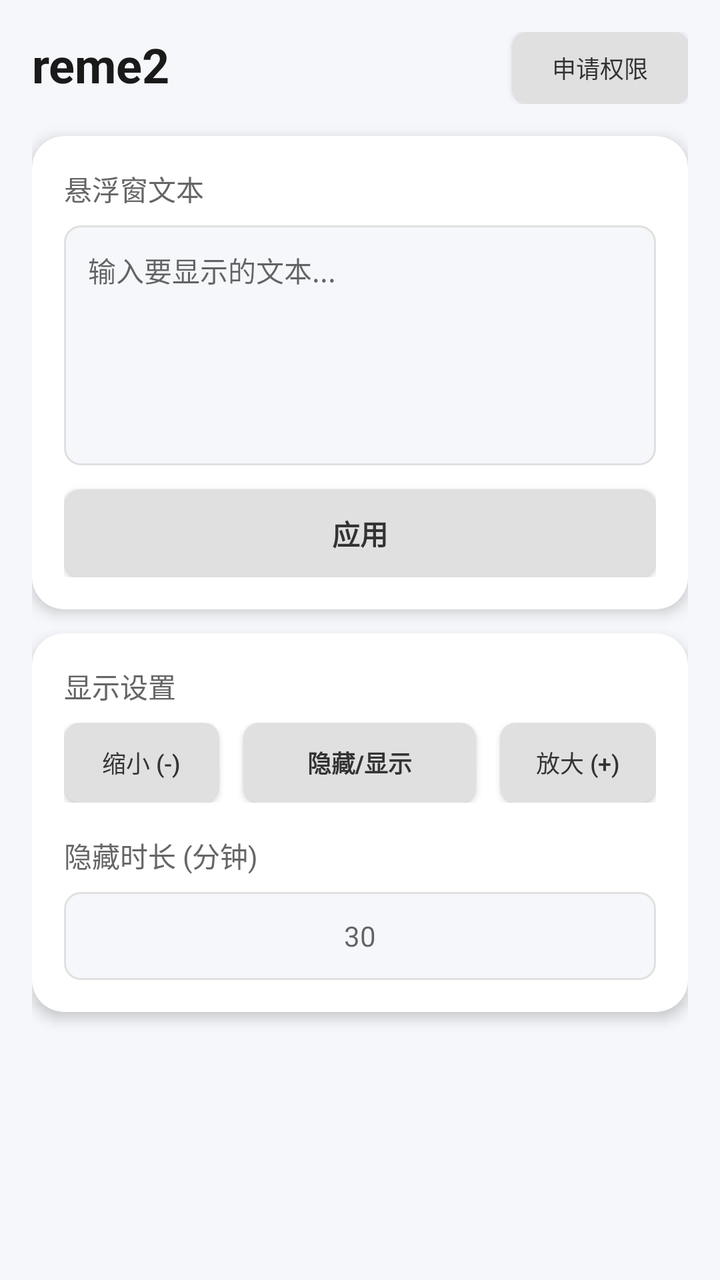
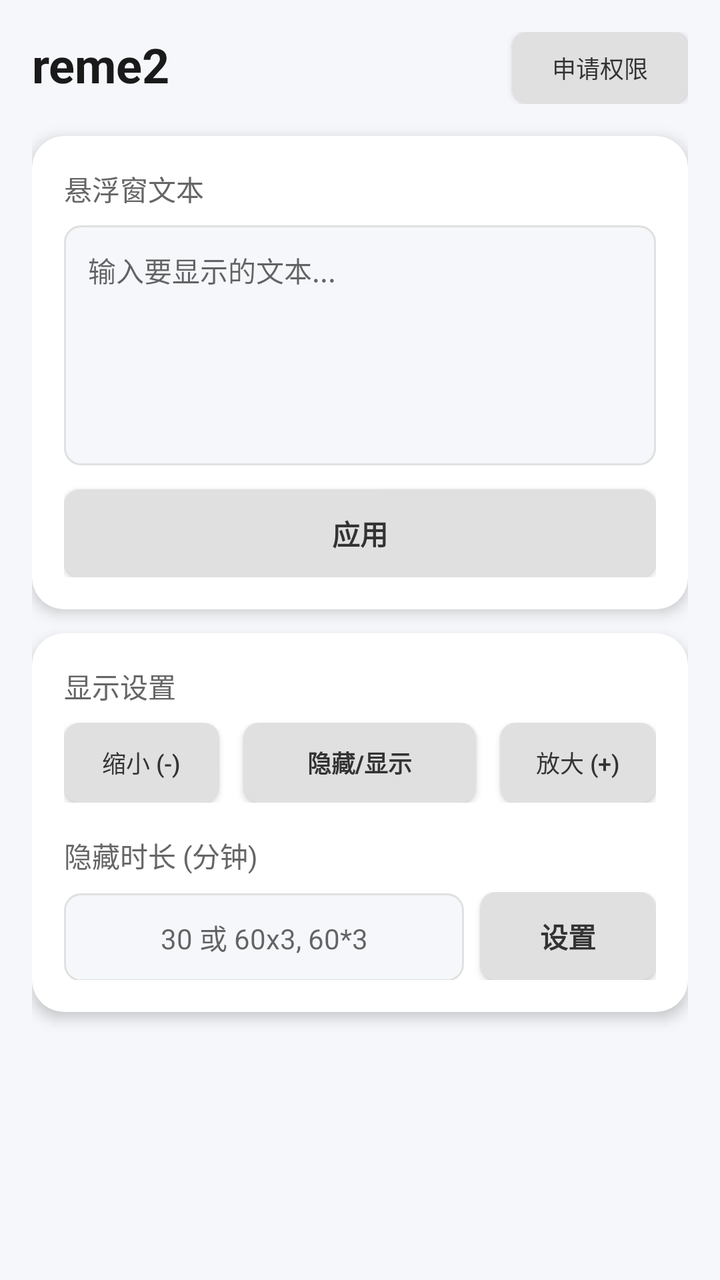

Two renders of the same Android screen: before a commit and after it. Below are the layout's source before the change and the commit's diff.
<!-- AndroidManifest.xml: application theme Theme.AppCompat.Light.NoActionBar -->
<!-- res/layout/main.xml -->
<?xml version="1.0" encoding="utf-8"?>
<LinearLayout xmlns:android="http://schemas.android.com/apk/res/android"
    android:layout_width="match_parent"
    android:layout_height="match_parent"
    android:orientation="vertical"
    android:background="#F5F7FA"
    android:padding="16dp">

    
    <RelativeLayout
        android:layout_width="match_parent"
        android:layout_height="wrap_content"
        android:layout_marginBottom="16dp">

        <TextView
            android:layout_width="wrap_content"
            android:layout_height="wrap_content"
            android:text="reme2"
            android:textSize="24sp"
            android:textStyle="bold"
            android:textColor="#1A1A1A" />

        <Button
            android:id="@+id/btn_optimize"
            android:layout_width="wrap_content"
            android:layout_height="36dp"
            android:layout_alignParentEnd="true"
            android:layout_centerVertical="true"
            android:text="申请权限"
            android:textSize="12sp"
            android:textColor="#333333"
            android:paddingHorizontal="12dp"
            android:background="@drawable/button_gray_background"
            android:elevation="2dp"
            android:stateListAnimator="@null" />
    </RelativeLayout>

    
    <androidx.cardview.widget.CardView
        xmlns:app="http://schemas.android.com/apk/res-auto"
        android:layout_width="match_parent"
        android:layout_height="wrap_content"
        app:cardCornerRadius="16dp"
        app:cardElevation="4dp"
        app:cardBackgroundColor="#FFFFFF"
        android:layout_marginBottom="12dp">

        <LinearLayout
            android:layout_width="match_parent"
            android:layout_height="wrap_content"
            android:orientation="vertical"
            android:padding="16dp">

            
            <TextView
                android:layout_width="wrap_content"
                android:layout_height="wrap_content"
                android:text="悬浮窗文本"
                android:textSize="14sp"
                android:textColor="#666666"
                android:layout_marginBottom="8dp" />

            <EditText
                android:id="@+id/et_config_text"
                android:layout_width="match_parent"
                android:layout_height="120dp"
                android:hint="输入要显示的文本..."
                android:gravity="top|start"
                android:padding="12dp"
                android:background="@drawable/edit_text_background"
                android:textSize="14sp"
                android:textColor="#333333"
                android:inputType="textMultiLine" />

            
            <Button
                android:id="@+id/btn_save_config"
                android:layout_width="match_parent"
                android:layout_height="44dp"
                android:layout_marginTop="12dp"
                android:text="应用"
                android:textSize="14sp"
                android:textStyle="bold"
                android:textColor="#333333"
                android:background="@drawable/button_gray_background"
                android:elevation="2dp"
                android:stateListAnimator="@null" />
        </LinearLayout>
    </androidx.cardview.widget.CardView>

    
    <androidx.cardview.widget.CardView
        xmlns:app="http://schemas.android.com/apk/res-auto"
        android:layout_width="match_parent"
        android:layout_height="wrap_content"
        app:cardCornerRadius="16dp"
        app:cardElevation="4dp"
        app:cardBackgroundColor="#FFFFFF"
        android:layout_marginBottom="12dp">

        <LinearLayout
            android:layout_width="match_parent"
            android:layout_height="wrap_content"
            android:orientation="vertical"
            android:padding="16dp">

            
            <TextView
                android:layout_width="wrap_content"
                android:layout_height="wrap_content"
                android:text="显示设置"
                android:textSize="14sp"
                android:textColor="#666666"
                android:layout_marginBottom="8dp" />

            <LinearLayout
                android:layout_width="match_parent"
                android:layout_height="wrap_content"
                android:orientation="horizontal"
                android:gravity="center"
                android:layout_marginBottom="16dp">

                <Button
                    android:id="@+id/btn_zoom_out"
                    android:layout_width="0dp"
                    android:layout_height="40dp"
                    android:layout_weight="1"
                    android:text="缩小 (-)"
                    android:textSize="12sp"
                    android:textColor="#333333"
                    android:background="@drawable/button_gray_background"
                    android:elevation="2dp"
                    android:stateListAnimator="@null"
                    android:layout_marginEnd="8dp" />

                <Button
                    android:id="@+id/btn_toggle_visibility"
                    android:layout_width="0dp"
                    android:layout_height="40dp"
                    android:layout_weight="1.5"
                    android:text="隐藏/显示"
                    android:textSize="12sp"
                    android:textStyle="bold"
                    android:textColor="#333333"
                    android:background="@drawable/button_gray_background"
                    android:elevation="2dp"
                    android:stateListAnimator="@null"
                    android:layout_marginStart="4dp"
                    android:layout_marginEnd="4dp" />

                <Button
                    android:id="@+id/btn_zoom_in"
                    android:layout_width="0dp"
                    android:layout_height="40dp"
                    android:layout_weight="1"
                    android:text="放大 (+)"
                    android:textSize="12sp"
                    android:textColor="#333333"
                    android:background="@drawable/button_gray_background"
                    android:elevation="2dp"
                    android:stateListAnimator="@null"
                    android:layout_marginStart="8dp" />
            </LinearLayout>

            
            <TextView
                android:layout_width="wrap_content"
                android:layout_height="wrap_content"
                android:text="隐藏时长 (分钟)"
                android:textSize="14sp"
                android:textColor="#666666"
                android:layout_marginBottom="8dp" />

            <EditText
                android:id="@+id/et_auto_hide_duration"
                android:layout_width="match_parent"
                android:layout_height="44dp"
                android:hint="30"
                android:inputType="number"
                android:gravity="center"
                android:padding="8dp"
                android:background="@drawable/edit_text_background"
                android:textSize="14sp"
                android:textColor="#333333" />

        </LinearLayout>
    </androidx.cardview.widget.CardView>

</LinearLayout>
<!-- resources referenced by this layout -->
<resources>
  <!-- drawable button_gray_background (drawable) -->
  <?xml version="1.0" encoding="utf-8"?>
  <shape xmlns:android="http://schemas.android.com/apk/res/android"
      android:shape="rectangle">
      <solid android:color="#E0E0E0" />
      <corners android:radius="8dp" />
  </shape>
  <!-- drawable edit_text_background (drawable) -->
  <?xml version="1.0" encoding="utf-8"?>
  <shape xmlns:android="http://schemas.android.com/apk/res/android"
      android:shape="rectangle">
      <solid android:color="#F5F7FA" />
      <corners android:radius="8dp" />
      <stroke
          android:width="1dp"
          android:color="#E0E0E0" />
  </shape>
</resources>

<!-- the commit's change to res/layout/main.xml (unified diff, before → after) -->
@@ -171,17 +171,37 @@
                 android:textColor="#666666"
                 android:layout_marginBottom="8dp" />
 
-            <EditText
-                android:id="@+id/et_auto_hide_duration"
-                android:layout_width="match_parent"
-                android:layout_height="44dp"
-                android:hint="30"
-                android:inputType="number"
-                android:gravity="center"
-                android:padding="8dp"
-                android:background="@drawable/edit_text_background"
-                android:textSize="14sp"
-                android:textColor="#333333" />
+            <LinearLayout
+                android:layout_width="match_parent"
+                android:layout_height="wrap_content"
+                android:orientation="horizontal">
+
+                <EditText
+                    android:id="@+id/et_auto_hide_duration"
+                    android:layout_width="0dp"
+                    android:layout_height="44dp"
+                    android:layout_weight="1"
+                    android:hint="30 或 60x3, 60*3"
+                    android:inputType="text"
+                    android:gravity="center"
+                    android:padding="8dp"
+                    android:background="@drawable/edit_text_background"
+                    android:textSize="14sp"
+                    android:textColor="#333333" />
+
+                <Button
+                    android:id="@+id/btn_set_hide_duration"
+                    android:layout_width="wrap_content"
+                    android:layout_height="44dp"
+                    android:layout_marginStart="8dp"
+                    android:text="设置"
+                    android:textSize="14sp"
+                    android:textStyle="bold"
+                    android:textColor="#333333"
+                    android:background="@drawable/button_gray_background"
+                    android:elevation="2dp"
+                    android:stateListAnimator="@null" />
+            </LinearLayout>
 
         </LinearLayout>
     </androidx.cardview.widget.CardView>
